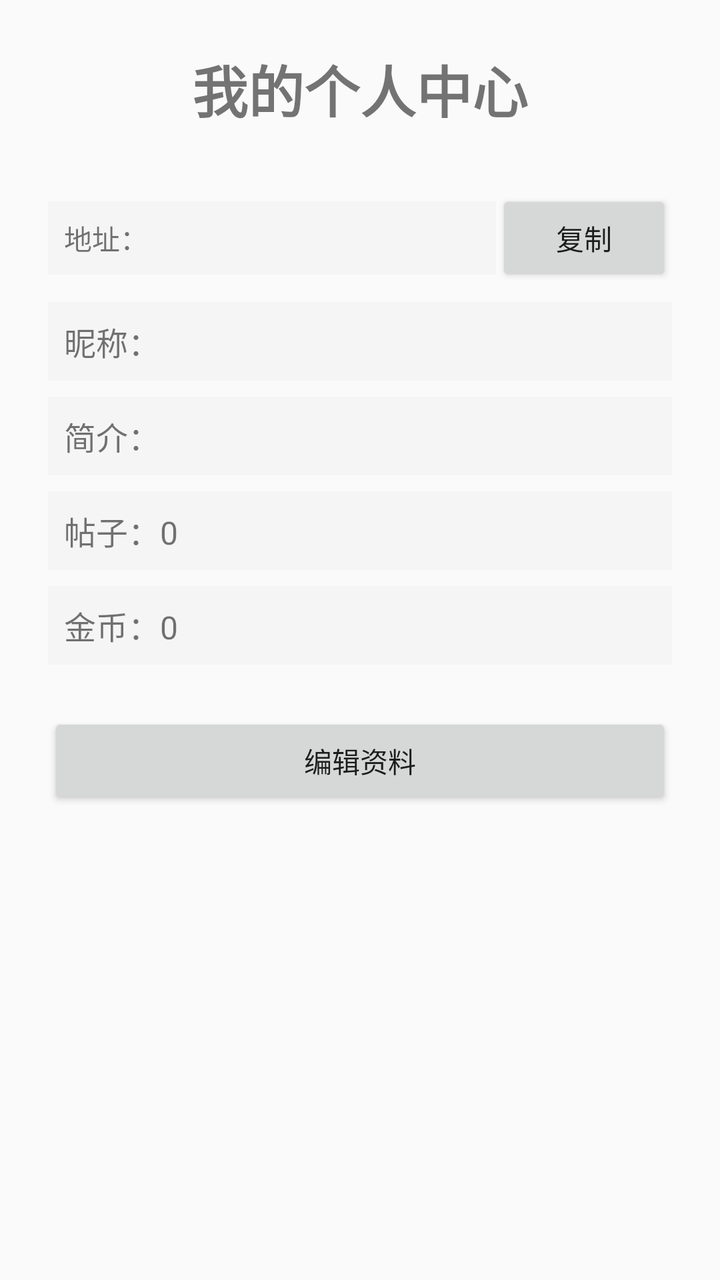
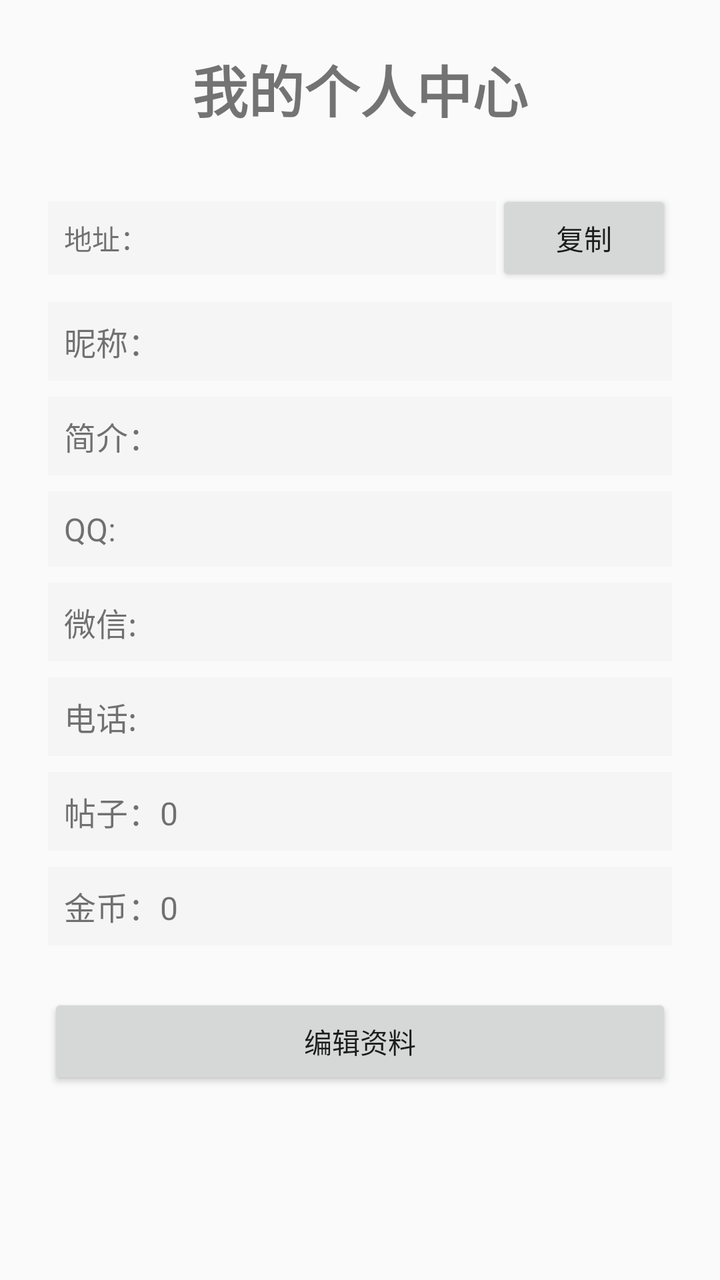

Before-and-after screenshots of an Android layout around one commit, followed by the original layout XML and the change that was made.
<!-- AndroidManifest.xml: application theme Theme.DShare -->
<!-- res/layout/activity_profile.xml -->
<?xml version="1.0" encoding="utf-8"?>
<ScrollView xmlns:android="http://schemas.android.com/apk/res/android"
    android:layout_width="match_parent"
    android:layout_height="match_parent">
    <LinearLayout
        android:layout_width="match_parent"
        android:layout_height="wrap_content"
        android:orientation="vertical"
        android:padding="24dp"
        android:gravity="center">
        <TextView
            android:layout_width="wrap_content"
            android:layout_height="wrap_content"
            android:text="@string/my_profile"
            android:textSize="28sp"
            android:textStyle="bold"
            android:layout_marginBottom="30dp" />
        <LinearLayout
            android:layout_width="match_parent"
            android:layout_height="wrap_content"
            android:orientation="horizontal"
            android:layout_marginBottom="8dp">
            <TextView
                android:id="@+id/tv_address"
                android:layout_width="0dp"
                android:layout_height="wrap_content"
                android:layout_weight="1"
                android:text="@string/address_colon"
                android:textSize="14sp"
                android:padding="8dp"
                android:background="#F5F5F5" />
            <Button
                android:id="@+id/btn_copy_address"
                android:layout_width="wrap_content"
                android:layout_height="wrap_content"
                android:text="@string/copy_address" />
        </LinearLayout>
        <TextView
            android:id="@+id/tv_nickname"
            android:layout_width="match_parent"
            android:layout_height="wrap_content"
            android:text="@string/nickname_colon"
            android:textSize="16sp"
            android:padding="8dp"
            android:background="#F5F5F5"
            android:layout_marginBottom="8dp" />
        <TextView
            android:id="@+id/tv_bio"
            android:layout_width="match_parent"
            android:layout_height="wrap_content"
            android:text="@string/bio_colon"
            android:textSize="16sp"
            android:padding="8dp"
            android:background="#F5F5F5"
            android:layout_marginBottom="8dp" />
        <TextView
            android:id="@+id/tv_post_count"
            android:layout_width="match_parent"
            android:layout_height="wrap_content"
            android:text="@string/posts_default"
            android:textSize="16sp"
            android:padding="8dp"
            android:background="#F5F5F5"
            android:layout_marginBottom="8dp" />
        <TextView
            android:id="@+id/tv_gold_balance"
            android:layout_width="match_parent"
            android:layout_height="wrap_content"
            android:text="@string/gold_balance_default"
            android:textSize="16sp"
            android:padding="8dp"
            android:background="#F5F5F5"
            android:layout_marginBottom="8dp" />
        <Button
            android:id="@+id/btn_edit_profile"
            android:layout_width="match_parent"
            android:layout_height="wrap_content"
            android:text="@string/edit_profile"
            android:layout_marginTop="16dp" />
    </LinearLayout>
</ScrollView>
<!-- resources referenced by this layout -->
<resources>
  <string name="address_colon">地址：</string>
  <string name="bio_colon">简介：</string>
  <string name="copy_address">复制</string>
  <string name="edit_profile">编辑资料</string>
  <string name="gold_balance_default">金币：0</string>
  <string name="my_profile">我的个人中心</string>
  <string name="nickname_colon">昵称：</string>
  <string name="posts_default">帖子：0</string>
  <style name="Theme.DShare" parent="Theme.AppCompat.Light.NoActionBar">
          <item name="colorPrimary">@color/primary</item>
          <item name="colorPrimaryDark">@color/primary_dark</item>
          <item name="colorAccent">@color/accent</item>
      </style>
  <color name="primary">#1565C0</color>
  <color name="primary_dark">#0D47A1</color>
  <color name="accent">#FFD700</color>
</resources>

<!-- the commit's change to res/layout/activity_profile.xml (unified diff, before → after) -->
@@ -54,6 +54,33 @@
             android:background="#F5F5F5"
             android:layout_marginBottom="8dp" />
         <TextView
+            android:id="@+id/tv_qq"
+            android:layout_width="match_parent"
+            android:layout_height="wrap_content"
+            android:text="QQ: "
+            android:textSize="16sp"
+            android:padding="8dp"
+            android:background="#F5F5F5"
+            android:layout_marginBottom="8dp" />
+        <TextView
+            android:id="@+id/tv_wechat"
+            android:layout_width="match_parent"
+            android:layout_height="wrap_content"
+            android:text="微信: "
+            android:textSize="16sp"
+            android:padding="8dp"
+            android:background="#F5F5F5"
+            android:layout_marginBottom="8dp" />
+        <TextView
+            android:id="@+id/tv_phone"
+            android:layout_width="match_parent"
+            android:layout_height="wrap_content"
+            android:text="电话: "
+            android:textSize="16sp"
+            android:padding="8dp"
+            android:background="#F5F5F5"
+            android:layout_marginBottom="8dp" />
+        <TextView
             android:id="@+id/tv_post_count"
             android:layout_width="match_parent"
             android:layout_height="wrap_content"
